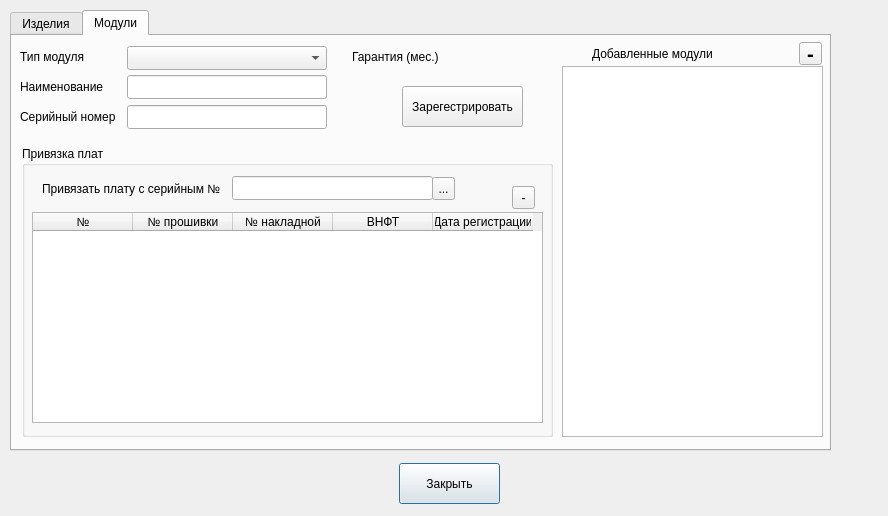
AlexeyScherbakov2021/Remont2, file Remont/createdevicewindow.ui: the form before one commit.
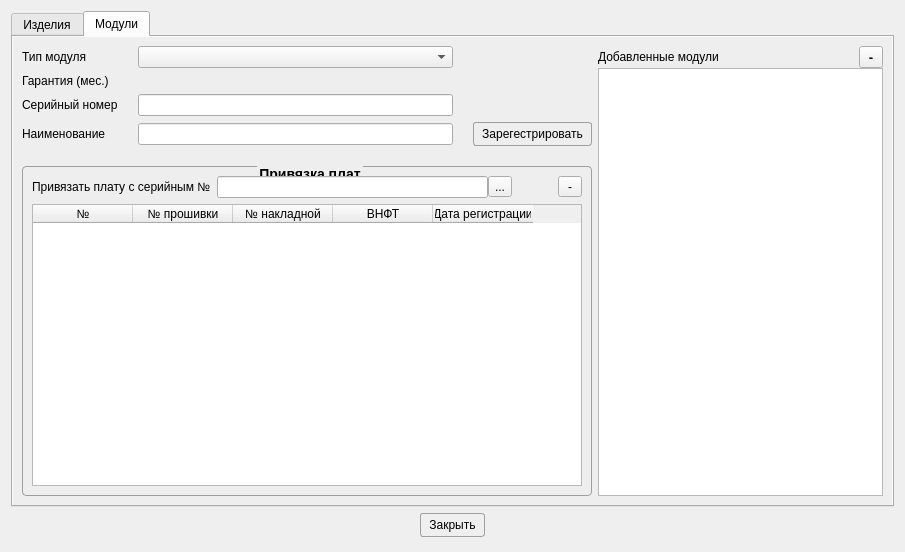
The form after the commit. The open tabs and pages were chosen to show the change.

Diff of the .ui file:
```diff
--- a/Remont/createdevicewindow.ui
+++ b/Remont/createdevicewindow.ui
@@ -6,34 +6,60 @@
    <rect>
     <x>0</x>
     <y>0</y>
-    <width>888</width>
-    <height>516</height>
+    <width>905</width>
+    <height>552</height>
    </rect>
   </property>
   <property name="windowTitle">
    <string>Регистрация устройств</string>
   </property>
-  <widget class="QPushButton" name="pbClose">
-   <property name="geometry">
-    <rect>
-     <x>399</x>
-     <y>463</y>
-     <width>101</width>
-     <height>41</height>
-    </rect>
-   </property>
-   <property name="text">
-    <string>Закрыть</string>
+  <property name="styleSheet">
+   <string notr="true">QGroupBox {
+    border: 1px solid #9F9F9F;
+    font-size: 14px;
+    font-weight: 800;
+    color: black;
+    border-radius: 4px;
+    margin-top: 2.5ex; 
+    padding-top: 2ex;
+}
+QGroupBox::title {
+    subcontrol-origin: margin;
+    subcontrol-position: top center;
+}
+
+
+QPushButton {
+    border-radius: 3px;
+    border: 1px solid #9F9F9F;
+	padding-left: 8px;
+	padding-right: 8px;
+	padding-top: 4px;
+	padding-bottom: 4px;
+}
+
+QPushButton:hover { 
+	background-color: white;
+}
+
+QPushButton:pressed {
+background-color: LightGray;
+    position: relative;
+     top: 4px; left: 4px;
+}
+
+</string>
+  </property>
+  <layout class="QVBoxLayout" name="verticalLayout_2" stretch="0,0">
+   <property name="bottomMargin">
+    <number>15</number>
    </property>
-  </widget>
+   <item>
   <widget class="QTabWidget" name="tabWidget">
-   <property name="geometry">
-    <rect>
-     <x>10</x>
-     <y>10</y>
-     <width>821</width>
-     <height>441</height>
-    </rect>
+     <property name="styleSheet">
+      <string notr="true">QWidget#tab, QWidget#tab_2 {
+background-color: #eeeeee
+}</string>
    </property>
    <property name="currentIndex">
     <number>0</number>
@@ -196,140 +222,139 @@
     <attribute name="title">
      <string>Модули</string>
     </attribute>
-    <widget class="QTreeWidget" name="twModul">
-     <property name="geometry">
-      <rect>
-       <x>550</x>
-       <y>30</y>
-       <width>261</width>
-       <height>371</height>
-      </rect>
-     </property>
-     <attribute name="headerVisible">
-      <bool>false</bool>
-     </attribute>
-     <column>
+      <layout class="QHBoxLayout" name="horizontalLayout_6" stretch="20,10">
+       <item>
+        <layout class="QVBoxLayout" name="verticalLayout_5">
+         <property name="spacing">
+          <number>20</number>
+         </property>
+         <item>
+          <layout class="QGridLayout" name="gridLayout" rowstretch="0,0,0,0">
+           <property name="sizeConstraint">
+            <enum>QLayout::SizeConstraint::SetDefaultConstraint</enum>
+           </property>
+           <property name="verticalSpacing">
+            <number>6</number>
+           </property>
+           <item row="2" column="1">
+            <widget class="QLineEdit" name="leNumModul"/>
+           </item>
+           <item row="3" column="2">
+            <widget class="QPushButton" name="pbRegModul">
+             <property name="text">
+              <string>Зарегестрировать</string>
+             </property>
+            </widget>
+           </item>
+           <item row="0" column="1">
+            <widget class="QComboBox" name="cbModul"/>
+           </item>
+           <item row="3" column="1">
+            <widget class="QLineEdit" name="leModulName"/>
+           </item>
+           <item row="1" column="1">
+            <widget class="QLabel" name="lbGarantMod">
+             <property name="font">
+              <font>
+               <bold>true</bold>
+              </font>
+             </property>
       <property name="text">
        <string/>
       </property>
-     </column>
-    </widget>
-    <widget class="QLabel" name="label_2">
-     <property name="geometry">
-      <rect>
-       <x>580</x>
-       <y>10</y>
-       <width>131</width>
-       <height>16</height>
-      </rect>
-     </property>
+            </widget>
+           </item>
+           <item row="3" column="0">
+            <widget class="QLabel" name="label_22">
      <property name="text">
-      <string>Добавленные модули</string>
-     </property>
-    </widget>
-    <widget class="QComboBox" name="cbModul">
-     <property name="geometry">
-      <rect>
-       <x>115</x>
-       <y>10</y>
-       <width>200</width>
-       <height>24</height>
-      </rect>
-     </property>
-    </widget>
+              <string>Наименование</string>
+             </property>
+            </widget>
+           </item>
+           <item row="0" column="0">
     <widget class="QLabel" name="label_9">
-     <property name="geometry">
-      <rect>
-       <x>8</x>
-       <y>13</y>
-       <width>100</width>
-       <height>16</height>
-      </rect>
-     </property>
      <property name="text">
       <string>Тип модуля</string>
      </property>
     </widget>
-    <widget class="QLabel" name="label_22">
-     <property name="geometry">
-      <rect>
-       <x>8</x>
-       <y>43</y>
-       <width>100</width>
-       <height>16</height>
-      </rect>
-     </property>
-     <property name="text">
-      <string>Наименование</string>
-     </property>
-    </widget>
-    <widget class="QLineEdit" name="leModulName">
-     <property name="geometry">
-      <rect>
-       <x>115</x>
-       <y>39</y>
-       <width>200</width>
-       <height>24</height>
-      </rect>
-     </property>
-    </widget>
-    <widget class="QLineEdit" name="leNumModul">
-     <property name="geometry">
-      <rect>
-       <x>115</x>
-       <y>69</y>
-       <width>200</width>
-       <height>24</height>
-      </rect>
-     </property>
-    </widget>
+           </item>
+           <item row="2" column="0">
     <widget class="QLabel" name="label_11">
-     <property name="geometry">
-      <rect>
-       <x>8</x>
-       <y>73</y>
-       <width>100</width>
-       <height>16</height>
-      </rect>
-     </property>
      <property name="text">
       <string>Серийный номер</string>
      </property>
     </widget>
-    <widget class="QPushButton" name="pbRegModul">
-     <property name="geometry">
-      <rect>
-       <x>390</x>
-       <y>50</y>
-       <width>121</width>
-       <height>41</height>
-      </rect>
-     </property>
+           </item>
+           <item row="1" column="0">
+            <widget class="QLabel" name="label_5">
      <property name="text">
-      <string>Зарегестрировать</string>
-     </property>
-    </widget>
+              <string>Гарантия (мес.)</string>
+             </property>
+            </widget>
+           </item>
+          </layout>
+         </item>
+         <item>
     <widget class="QGroupBox" name="groupBox">
-     <property name="geometry">
-      <rect>
-       <x>10</x>
-       <y>110</y>
-       <width>531</width>
-       <height>291</height>
-      </rect>
-     </property>
      <property name="title">
       <string>Привязка плат</string>
      </property>
+           <layout class="QVBoxLayout" name="verticalLayout_4">
+            <item>
+             <layout class="QHBoxLayout" name="horizontalLayout_5" stretch="0,0,0">
+              <property name="spacing">
+               <number>6</number>
+              </property>
+              <property name="sizeConstraint">
+               <enum>QLayout::SizeConstraint::SetNoConstraint</enum>
+              </property>
+              <item>
+               <widget class="QLabel" name="label_3">
+                <property name="text">
+                 <string>Привязать плату с серийным №</string>
+                </property>
+               </widget>
+              </item>
+              <item>
+               <layout class="QHBoxLayout" name="horizontalLayout_4">
+                <property name="spacing">
+                 <number>0</number>
+                </property>
+                <property name="rightMargin">
+                 <number>40</number>
+                </property>
+                <item>
+                 <widget class="QLineEdit" name="leSearchPlate"/>
+                </item>
+                <item>
+                 <widget class="QToolButton" name="tbSearchPlate">
+                  <property name="text">
+                   <string>...</string>
+                  </property>
+                 </widget>
+                </item>
+               </layout>
+              </item>
+              <item>
+               <widget class="QToolButton" name="tbDelPlate">
+                <property name="minimumSize">
+                 <size>
+                  <width>24</width>
+                  <height>0</height>
+                 </size>
+                </property>
+                <property name="toolTip">
+                 <string>Удалить из списка</string>
+                </property>
+                <property name="text">
+                 <string>-</string>
+                </property>
+               </widget>
+              </item>
+             </layout>
+            </item>
+            <item>
      <widget class="QTableWidget" name="twPlates">
-      <property name="geometry">
-       <rect>
-        <x>10</x>
-        <y>66</y>
-        <width>511</width>
-        <height>211</height>
-       </rect>
-      </property>
       <property name="alternatingRowColors">
        <bool>true</bool>
       </property>
@@ -368,68 +393,37 @@
        </property>
       </column>
      </widget>
-     <widget class="QLineEdit" name="leSearchPlate">
-      <property name="geometry">
-       <rect>
-        <x>210</x>
-        <y>30</y>
-        <width>201</width>
-        <height>24</height>
-       </rect>
-      </property>
-     </widget>
-     <widget class="QLabel" name="label_3">
-      <property name="geometry">
-       <rect>
-        <x>20</x>
-        <y>35</y>
-        <width>191</width>
-        <height>16</height>
-       </rect>
-      </property>
+            </item>
+           </layout>
+          </widget>
+         </item>
+        </layout>
+       </item>
+       <item>
+        <layout class="QVBoxLayout" name="verticalLayout_3">
+         <property name="spacing">
+          <number>0</number>
+         </property>
+         <item>
+          <layout class="QHBoxLayout" name="horizontalLayout_3">
+           <item>
+            <widget class="QLabel" name="label_2">
       <property name="text">
-       <string>Привязать плату с серийным №</string>
-      </property>
-     </widget>
-     <widget class="QToolButton" name="tbSearchPlate">
-      <property name="geometry">
-       <rect>
-        <x>410</x>
-        <y>31</y>
-        <width>23</width>
-        <height>23</height>
-       </rect>
-      </property>
-      <property name="text">
-       <string>...</string>
-      </property>
-     </widget>
-     <widget class="QToolButton" name="tbDelPlate">
-      <property name="geometry">
-       <rect>
-        <x>490</x>
-        <y>40</y>
-        <width>23</width>
-        <height>23</height>
-       </rect>
-      </property>
-      <property name="text">
-       <string>-</string>
-      </property>
-     </widget>
-    </widget>
+              <string>Добавленные модули</string>
+             </property>
+            </widget>
+           </item>
+           <item>
     <widget class="QToolButton" name="tbDeleteModul">
-     <property name="geometry">
-      <rect>
-       <x>787</x>
-       <y>6</y>
-       <width>23</width>
-       <height>23</height>
-      </rect>
+             <property name="minimumSize">
+              <size>
+               <width>24</width>
+               <height>0</height>
+              </size>
      </property>
      <property name="font">
       <font>
-       <pointsize>15</pointsize>
+               <pointsize>10</pointsize>
        <bold>true</bold>
       </font>
      </property>
@@ -437,39 +431,41 @@
       <string>-</string>
      </property>
     </widget>
-    <widget class="QLabel" name="label_5">
-     <property name="geometry">
-      <rect>
-       <x>340</x>
-       <y>13</y>
-       <width>101</width>
-       <height>16</height>
-      </rect>
-     </property>
-     <property name="text">
-      <string>Гарантия (мес.)</string>
-     </property>
-    </widget>
-    <widget class="QLabel" name="lbGarantMod">
-     <property name="geometry">
-      <rect>
-       <x>440</x>
-       <y>13</y>
-       <width>49</width>
-       <height>16</height>
-      </rect>
-     </property>
-     <property name="font">
-      <font>
-       <bold>true</bold>
-      </font>
-     </property>
+           </item>
+          </layout>
+         </item>
+         <item>
+          <widget class="QTreeWidget" name="twModul">
+           <attribute name="headerVisible">
+            <bool>false</bool>
+           </attribute>
+           <column>
      <property name="text">
       <string/>
      </property>
-    </widget>
-   </widget>
-  </widget>
+           </column>
+          </widget>
+         </item>
+        </layout>
+       </item>
+      </layout>
+     </widget>
+    </widget>
+   </item>
+   <item alignment="Qt::AlignmentFlag::AlignHCenter">
+    <widget class="QPushButton" name="pbClose">
+     <property name="maximumSize">
+      <size>
+       <width>100</width>
+       <height>16777215</height>
+      </size>
+     </property>
+     <property name="text">
+      <string>Закрыть</string>
+     </property>
+    </widget>
+   </item>
+  </layout>
  </widget>
  <tabstops>
   <tabstop>leNumProduct</tabstop>
```
Left out of the diff: 251 changed lines with no effect on the pictures. Lines whose indentation alone changed are shown as unchanged.
